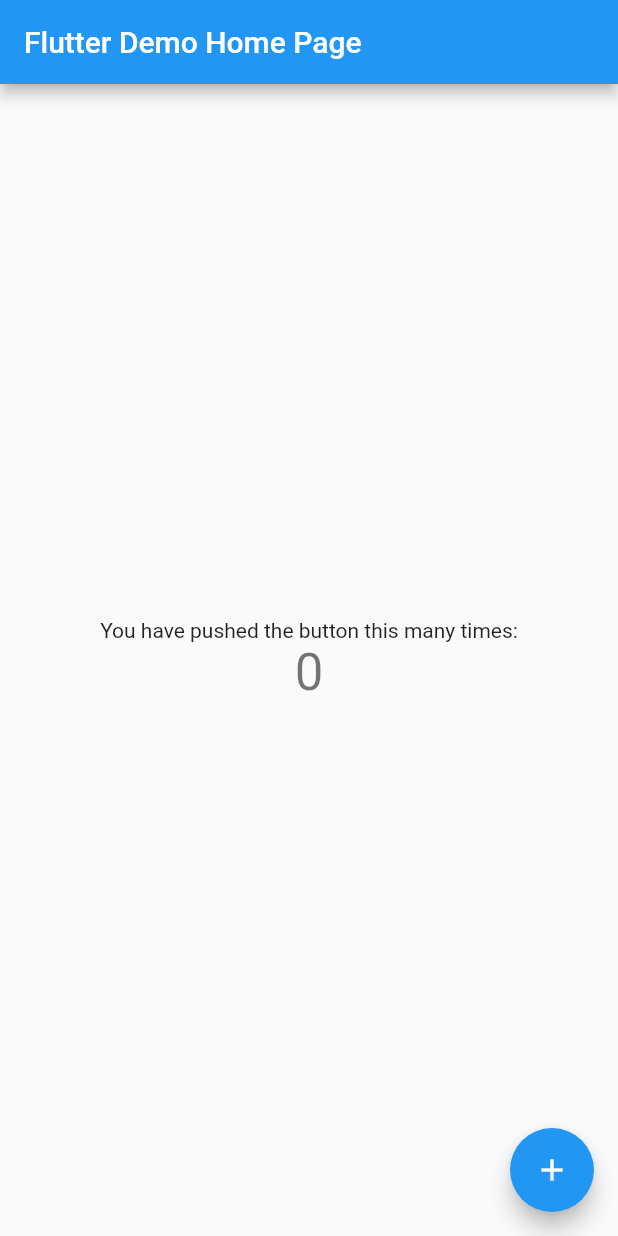
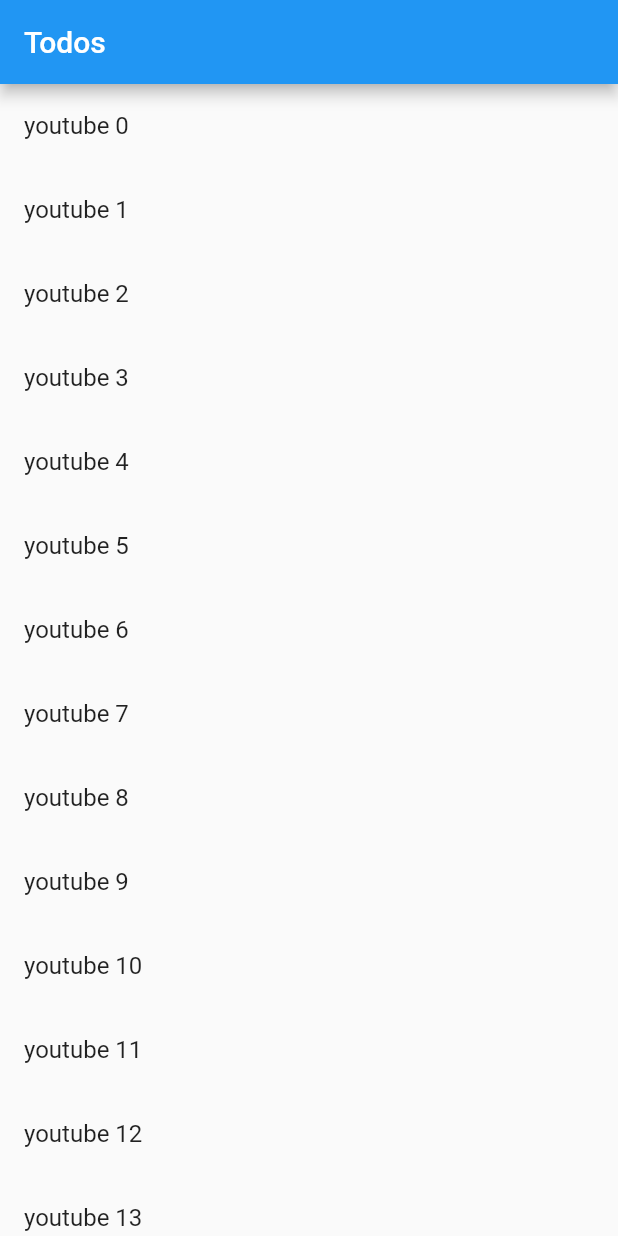
Before and after one commit to emono/flutter_send_data, a Flutter app: the screen it shows after launch, on a phone screen of 412 x 824 dp. Run offline on Flutter 3.47's test engine with Material 2 defaults, Android fonts, the phone set to English and light mode, and no system bars.

Commit message:
fix main

```diff
--- a/lib/main.dart
+++ b/lib/main.dart
@@ -1,111 +1,78 @@
+import 'package:flutter/foundation.dart';
 import 'package:flutter/material.dart';
 
-void main() => runApp(MyApp());
+class Todo {
+  final String title;
+  final String description;
+  Todo(this.title, this.description);
+}
 
-class MyApp extends StatelessWidget {
-  // This widget is the root of your application.
+void main() {
+  runApp(MaterialApp(
+    title: 'Passing Data',
+    home: TodosScreen(
+      todos: List.generate(
+        20,
+        (i) => Todo(
+              'youtube $i',
+              'https://www.youtube.com/',
+            ),
+      ),
+    ),
+  ));
+}
+class TodosScreen extends StatelessWidget {
+  final List<Todo> todos;
+
+  TodosScreen({Key key, @required this.todos}) : super(key: key);
+
   @override
   Widget build(BuildContext context) {
-    return MaterialApp(
-      title: 'Flutter Demo',
-      theme: ThemeData(
-        // This is the theme of your application.
-        //
-        // Try running your application with "flutter run". You'll see the
-        // application has a blue toolbar. Then, without quitting the app, try
-        // changing the primarySwatch below to Colors.green and then invoke
-        // "hot reload" (press "r" in the console where you ran "flutter run",
-        // or simply save your changes to "hot reload" in a Flutter IDE).
-        // Notice that the counter didn't reset back to zero; the application
-        // is not restarted.
-        primarySwatch: Colors.blue,
+    return Scaffold(
+      appBar: AppBar(
+        title: Text('Todos'),
       ),
-      home: MyHomePage(title: 'Flutter Demo Home Page'),
+      body: ListView.builder(
+        itemCount: todos.length,
+        itemBuilder: (context, index) {
+          return ListTile(
+            title: Text(todos[index].title),
+            // When a user taps the ListTile, navigate to the DetailScreen.
+            // Notice that you're not only creating a DetailScreen, you're
+            // also passing the current todo through to it.
+            onTap: () {
+              Navigator.push(
+                context,
+                MaterialPageRoute(
+                  builder: (context) => DetailScreen(todo: todos[index]),
+                ),
+              );
+            },
+          );
+        },
+      ),
     );
   }
 }
 
-class MyHomePage extends StatefulWidget {
-  MyHomePage({Key key, this.title}) : super(key: key);
+class DetailScreen extends StatelessWidget {
+  // Declare a field that holds the Todo.
+  final Todo todo;
 
-  // This widget is the home page of your application. It is stateful, meaning
-  // that it has a State object (defined below) that contains fields that affect
-  // how it looks.
-
-  // This class is the configuration for the state. It holds the values (in this
-  // case the title) provided by the parent (in this case the App widget) and
-  // used by the build method of the State. Fields in a Widget subclass are
-  // always marked "final".
-
-  final String title;
-
-  @override
-  _MyHomePageState createState() => _MyHomePageState();
-}
-
-class _MyHomePageState extends State<MyHomePage> {
-  int _counter = 0;
-
-  void _incrementCounter() {
-    setState(() {
-      // This call to setState tells the Flutter framework that something has
-      // changed in this State, which causes it to rerun the build method below
-      // so that the display can reflect the updated values. If we changed
-      // _counter without calling setState(), then the build method would not be
-      // called again, and so nothing would appear to happen.
-      _counter++;
-    });
-  }
+  // In the constructor, require a Todo.
+  DetailScreen({Key key, @required this.todo}) : super(key: key);
 
   @override
   Widget build(BuildContext context) {
-    // This method is rerun every time setState is called, for instance as done
-    // by the _incrementCounter method above.
-    //
-    // The Flutter framework has been optimized to make rerunning build methods
-    // fast, so that you can just rebuild anything that needs updating rather
-    // than having to individually change instances of widgets.
+    // Use the Todo to create the UI.
     return Scaffold(
       appBar: AppBar(
-        // Here we take the value from the MyHomePage object that was created by
-        // the App.build method, and use it to set our appbar title.
-        title: Text(widget.title),
+        title: Text(todo.title),
       ),
-      body: Center(
-        // Center is a layout widget. It takes a single child and positions it
-        // in the middle of the parent.
-        child: Column(
-          // Column is also a layout widget. It takes a list of children and
-          // arranges them vertically. By default, it sizes itself to fit its
-          // children horizontally, and tries to be as tall as its parent.
-          //
-          // Invoke "debug painting" (press "p" in the console, choose the
-          // "Toggle Debug Paint" action from the Flutter Inspector in Android
-          // Studio, or the "Toggle Debug Paint" command in Visual Studio Code)
-          // to see the wireframe for each widget.
-          //
-          // Column has various properties to control how it sizes itself and
-          // how it positions its children. Here we use mainAxisAlignment to
-          // center the children vertically; the main axis here is the vertical
-          // axis because Columns are vertical (the cross axis would be
-          // horizontal).
-          mainAxisAlignment: MainAxisAlignment.center,
-          children: <Widget>[
-            Text(
-              'You have pushed the button this many times:',
-            ),
-            Text(
-              '$_counter',
-              style: Theme.of(context).textTheme.display1,
-            ),
-          ],
-        ),
+      body: Padding(
+        padding: EdgeInsets.all(16.0),
+        child: Text(todo.description),
       ),
-      floatingActionButton: FloatingActionButton(
-        onPressed: _incrementCounter,
-        tooltip: 'Increment',
-        child: Icon(Icons.add),
-      ), // This trailing comma makes auto-formatting nicer for build methods.
     );
   }
 }
```
